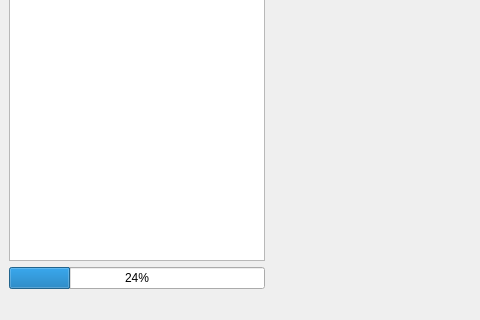
Qt form irs/src/gui/wfipsmainwindow.ui (firelab/wfips) before a commit; both pictures show x 0 to 480 and y 486 to 806 of the 1207 by 806 pixel window.
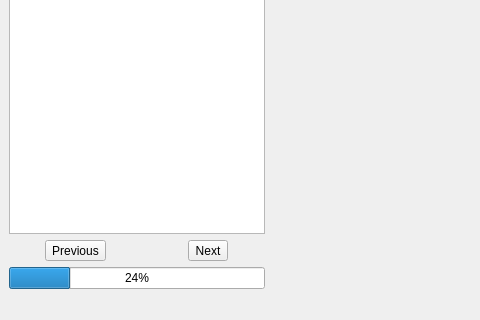
The same form after that commit. The open tabs and pages were chosen to show the change.

Commit message: add nav buttons to tree, #12

```diff
--- a/irs/src/gui/wfipsmainwindow.ui
+++ b/irs/src/gui/wfipsmainwindow.ui
@@ -141,6 +141,46 @@
         </item>
        </widget>
       </item>
+      <item>
+       <layout class="QHBoxLayout" name="horizontalLayout_10">
+        <item>
+         <widget class="QToolButton" name="treePreviousButton">
+          <property name="text">
+           <string>Previous</string>
+          </property>
+          <property name="toolButtonStyle">
+           <enum>Qt::ToolButtonIconOnly</enum>
+          </property>
+         </widget>
+        </item>
+        <item>
+         <spacer name="horizontalSpacer_3">
+          <property name="orientation">
+           <enum>Qt::Horizontal</enum>
+          </property>
+          <property name="sizeType">
+           <enum>QSizePolicy::Preferred</enum>
+          </property>
+          <property name="sizeHint" stdset="0">
+           <size>
+            <width>40</width>
+            <height>20</height>
+           </size>
+          </property>
+         </spacer>
+        </item>
+        <item>
+         <widget class="QToolButton" name="treeNextButton">
+          <property name="text">
+           <string>Next</string>
+          </property>
+          <property name="toolButtonStyle">
+           <enum>Qt::ToolButtonIconOnly</enum>
+          </property>
+         </widget>
+        </item>
+       </layout>
+      </item>
       <item>
        <widget class="QProgressBar" name="progressBar">
         <property name="sizePolicy">
```
Left out of the diff: 5 changed lines with no effect on the pictures. The commit also changes 5 other files.
